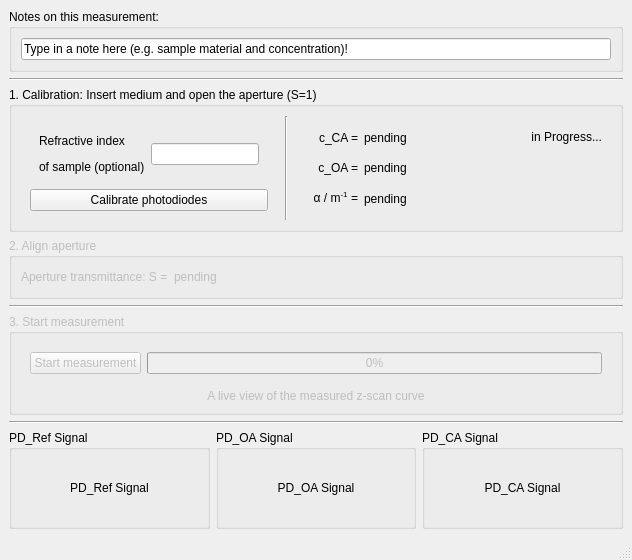
The window that gui_design/design.ui (FabianKonig/zScanMeasurementManager) describes before a commit, drawn with Qt 5.
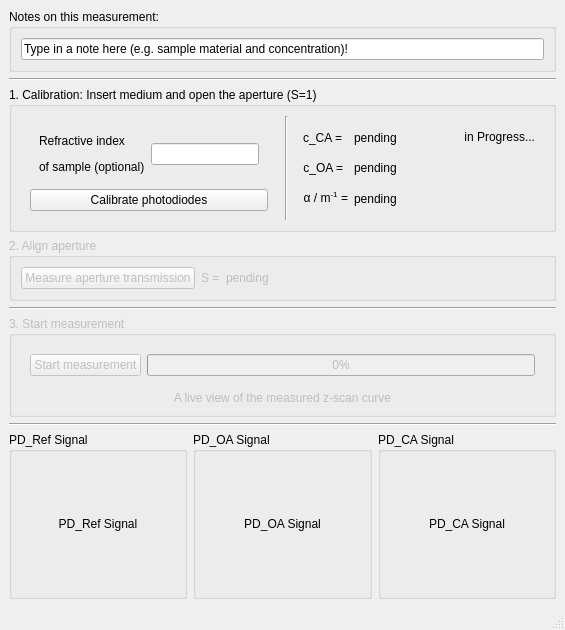
The same window after the commit.

Commit message: aperture measurement

Patch:
```diff
--- a/gui_design/design.ui
+++ b/gui_design/design.ui
@@ -6,8 +6,8 @@
    <rect>
     <x>0</x>
     <y>0</y>
-    <width>632</width>
-    <height>560</height>
+    <width>565</width>
+    <height>630</height>
    </rect>
   </property>
   <property name="sizePolicy">
@@ -138,38 +138,9 @@
          </property>
         </widget>
        </item>
-       <item>
-        <spacer name="horizontalSpacer_2">
-         <property name="orientation">
-          <enum>Qt::Horizontal</enum>
-         </property>
-         <property name="sizeType">
-          <enum>QSizePolicy::Fixed</enum>
-         </property>
-         <property name="sizeHint" stdset="0">
-          <size>
-           <width>10</width>
-           <height>20</height>
-          </size>
-         </property>
-        </spacer>
-       </item>
        <item>
         <widget class="QWidget" name="widgetCalibrationValues" native="true">
          <layout class="QGridLayout" name="gridLayout">
-          <item row="1" column="3">
-           <spacer name="horizontalSpacer_3">
-            <property name="orientation">
-             <enum>Qt::Horizontal</enum>
-            </property>
-            <property name="sizeHint" stdset="0">
-             <size>
-              <width>40</width>
-              <height>20</height>
-             </size>
-            </property>
-           </spacer>
-          </item>
           <item row="0" column="2">
            <widget class="QLabel" name="label_cCAValue">
             <property name="text">
@@ -179,6 +150,12 @@
           </item>
           <item row="0" column="1">
            <widget class="QLabel" name="label_cCA">
+            <property name="sizePolicy">
+             <sizepolicy hsizetype="Fixed" vsizetype="Preferred">
+              <horstretch>0</horstretch>
+              <verstretch>0</verstretch>
+             </sizepolicy>
+            </property>
             <property name="text">
              <string>c_CA =</string>
             </property>
@@ -189,6 +166,12 @@
           </item>
           <item row="2" column="1">
            <widget class="QLabel" name="label_alpha">
+            <property name="sizePolicy">
+             <sizepolicy hsizetype="Fixed" vsizetype="Preferred">
+              <horstretch>0</horstretch>
+              <verstretch>0</verstretch>
+             </sizepolicy>
+            </property>
             <property name="text">
              <string>&lt;html&gt;&lt;head/&gt;&lt;body&gt;&lt;p&gt;α / m&lt;span style=&quot; vertical-align:super;&quot;&gt;-1&lt;/span&gt; =&lt;/p&gt;&lt;/body&gt;&lt;/html&gt;</string>
             </property>
@@ -199,6 +182,12 @@
           </item>
           <item row="1" column="1">
            <widget class="QLabel" name="label_cOA">
+            <property name="sizePolicy">
+             <sizepolicy hsizetype="Fixed" vsizetype="Preferred">
+              <horstretch>0</horstretch>
+              <verstretch>0</verstretch>
+             </sizepolicy>
+            </property>
             <property name="text">
              <string>c_OA =</string>
             </property>
@@ -207,7 +196,7 @@
             </property>
            </widget>
           </item>
-          <item row="0" column="4">
+          <item row="0" column="3">
            <widget class="QLabel" name="label_progress">
             <property name="enabled">
              <bool>true</bool>
@@ -259,6 +248,13 @@
        <string>2. Align aperture</string>
       </property>
       <layout class="QHBoxLayout" name="horizontalLayout_4">
+       <item>
+        <widget class="QPushButton" name="pushButton_MeasureAperture">
+         <property name="text">
+          <string>Measure aperture transmission</string>
+         </property>
+        </widget>
+       </item>
        <item>
         <widget class="QLabel" name="labelApertureTransmittance">
          <property name="sizePolicy">
@@ -268,7 +264,7 @@
           </sizepolicy>
          </property>
          <property name="text">
-          <string>Aperture transmittance: S =</string>
+          <string>S =</string>
          </property>
         </widget>
        </item>
```
The commit also changes 3 other files.
